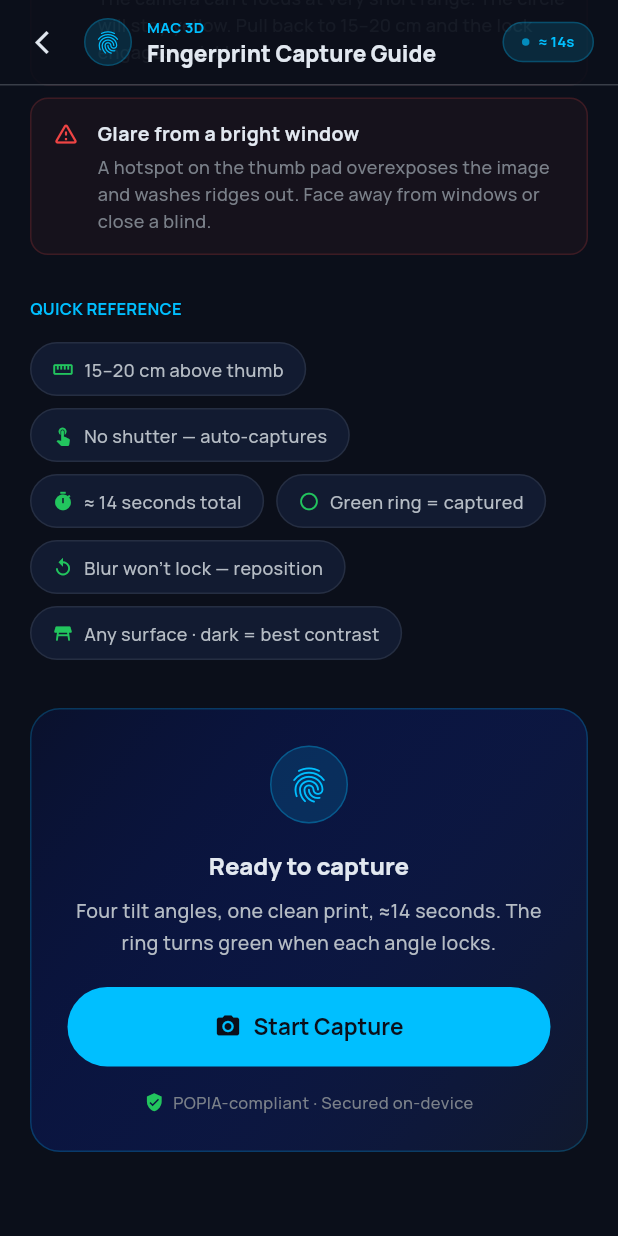
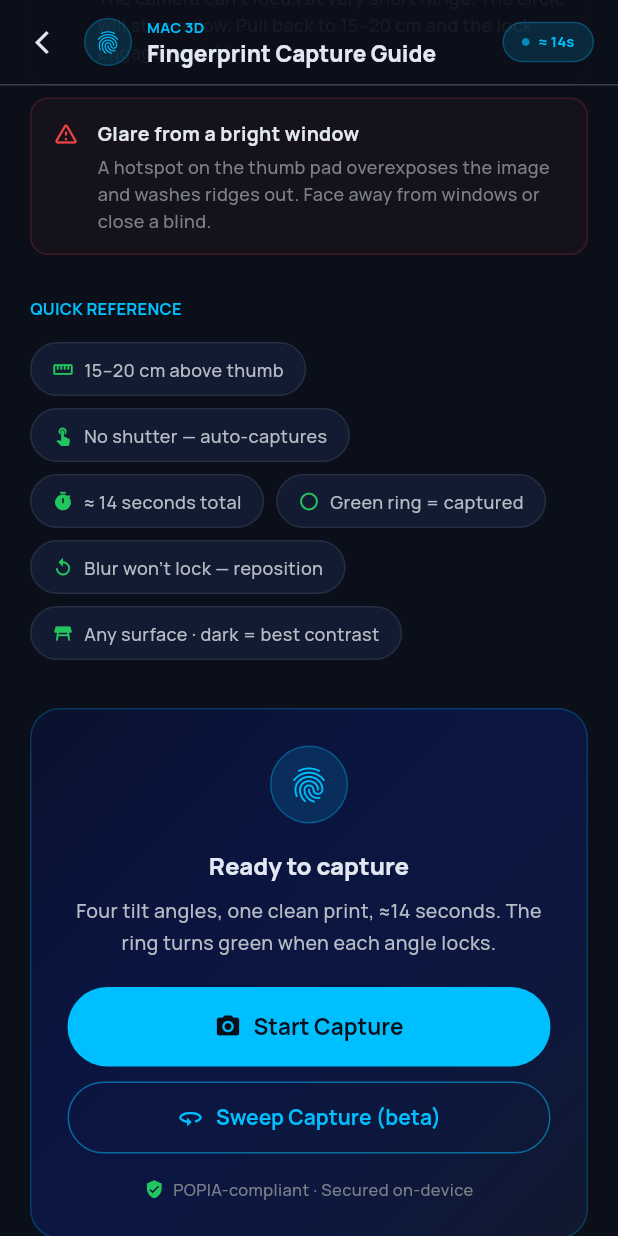
Before and after one commit to dlveldschoenVertteX/ClearBridge-Mobile-Build, a Flutter app: the CaptureGuideScreen screen opened directly, scrolled down 2582 dp, on a phone screen of 412 x 824 dp. Run offline on Flutter 3.47's test engine with Material 3 defaults, Android fonts, the phone set to English and light mode, and no system bars; our stand-ins replace app_links, camera, cloud_firestore, cloud_functions, connectivity_plus, data_table_2 and 20 more; missing offline and left inert: firebase_app_check, flutter_paystack_plus, flutter_pdfview, tflite_flutter; accounts and stored records are empty; generated files the repository leaves out were written again.

Commit message:
Wire up arc-sweep (freehand) capture mode end to end
The arc-sweep screen and controller were fully built but dormant: the
controller called uploadArcAndProcess which was never implemented, and no
route pointed at the screen.

- Implement FingerprintFrameUploadService.uploadArcAndProcess: uploads
  frames as frame_{N}_arc_{binIndex}.jpg and passes arcAngles to the
  processEnhanceAndScore callable, matching the backend's existing
  _download_arc_frames / is_arc contract
- Register /capture/arc route and add a 'Sweep Capture (beta)' entry
  button on the capture guide screen; 4-angle flow stays the default
- Add the capture vignette overlay to the arc screen and export
  CaptureVignetteOverlay from the mac_capture package

Co-Authored-By: Claude Fable 5 <noreply@anthropic.com>
Claude-Session: https://claude.ai/code/session_01CMHuE1ZpQsSv6N8V45t8Z5

```diff
--- a/lib/app_constants.dart
+++ b/lib/app_constants.dart
@@ -35,6 +35,7 @@ class AppConstants {
   static const String adminCapturesRoute = '/admin/captures';
   static const String adminPipelineRoute = '/admin/pipeline';
   static const String continuousCaptureRoute = '/capture/continuous';
+  static const String arcSweepCaptureRoute = '/capture/arc';
   static const String clearCoinRewardRoute = '/clearcoin-reward';
   static const String emailActionRoute = '/email-action';
   static const String logoPath = 'assets/images/app_logo.png';
--- a/lib/arc_sweep_capture_screen.dart
+++ b/lib/arc_sweep_capture_screen.dart
@@ -125,6 +125,12 @@ class _ArcSweepCaptureScreenState extends ConsumerState<ArcSweepCaptureScreen> {
           // Camera preview
           Positioned.fill(
             child: RepaintBoundary(child: _cameraLayer()),
+          ),
+
+          // Vignette: fades background to black so only the centred thumb is
+          // prominent — same framing cue as the 4-angle capture screen.
+          const Positioned.fill(
+            child: RepaintBoundary(child: CaptureVignetteOverlay()),
           ),
 
           // Left: lighting meter
--- a/lib/capture_guide_screen.dart
+++ b/lib/capture_guide_screen.dart
@@ -458,6 +458,31 @@ class _CaptureGuideScreenState extends State<CaptureGuideScreen>
                               'Start Capture',
                               style: TextStyle(
                                 fontSize: 15,
+                                fontWeight: FontWeight.w700,
+                                letterSpacing: -0.01,
+                              ),
+                            ),
+                          ),
+                        ),
+                        const SizedBox(height: 10),
+                        SizedBox(
+                          width: double.infinity,
+                          child: OutlinedButton.icon(
+                            onPressed: () =>
+                                context.go(AppConstants.arcSweepCaptureRoute),
+                            style: OutlinedButton.styleFrom(
+                              foregroundColor: ClearBridgeColors.cyan,
+                              side: BorderSide(
+                                  color:
+                                      ClearBridgeColors.cyan.withValues(alpha: 0.5)),
+                              padding: const EdgeInsets.symmetric(vertical: 14),
+                              shape: const StadiumBorder(),
+                            ),
+                            icon: const Icon(Icons.threesixty, size: 18),
+                            label: const Text(
+                              'Sweep Capture (beta)',
+                              style: TextStyle(
+                                fontSize: 14,
                                 fontWeight: FontWeight.w700,
                                 letterSpacing: -0.01,
                               ),
--- a/lib/router_service.dart
+++ b/lib/router_service.dart
@@ -23,6 +23,7 @@ import 'package:clearbridge/service_tier_screen.dart';
 import 'package:clearbridge/personal_details_screen.dart';
 import 'package:clearbridge/popia_consent_screen.dart';
 import 'package:clearbridge/popia_consent_screen.dart' as capture_popia;
+import 'package:clearbridge/arc_sweep_capture_screen.dart';
 import 'package:clearbridge/capture_result_screen.dart';
 import 'package:clearbridge/privacy_policy_screen.dart';
 import 'package:clearbridge/profile_screen.dart';
@@ -314,6 +315,11 @@ GoRouter router(Ref ref) {
         builder: (context, state) => _macCaptureScreen(context),
       ),
       GoRoute(
+        path: AppConstants.arcSweepCaptureRoute,
+        name: 'arcSweepCapture',
+        builder: (context, state) => const ArcSweepCaptureScreen(),
+      ),
+      GoRoute(
         path: '/capture/result',
         name: 'captureResult',
         builder: (context, state) {
--- a/packages/mac_capture/lib/mac_capture.dart
+++ b/packages/mac_capture/lib/mac_capture.dart
@@ -49,6 +49,7 @@ export 'src/angle_progress_circles.dart' show AngleProgressCircles;
 export 'src/capture_guidance_overlay.dart'
     show CaptureGuidanceOverlay, RotationProgressArc, AngleDegreeText;
 export 'src/capture_intro_animation.dart' show CaptureIntroAnimation;
+export 'src/capture_vignette_overlay.dart' show CaptureVignetteOverlay;
 export 'src/distance_guidance_widget.dart' show DistanceGuidanceWidget;
 export 'src/focus_meter_widget.dart' show FocusMeterWidget;
 export 'src/haptic_guidance_circle.dart';
```
Also changed, not shown: lib/fingerprint_frame_upload_service.dart (+87 -0 lines).
